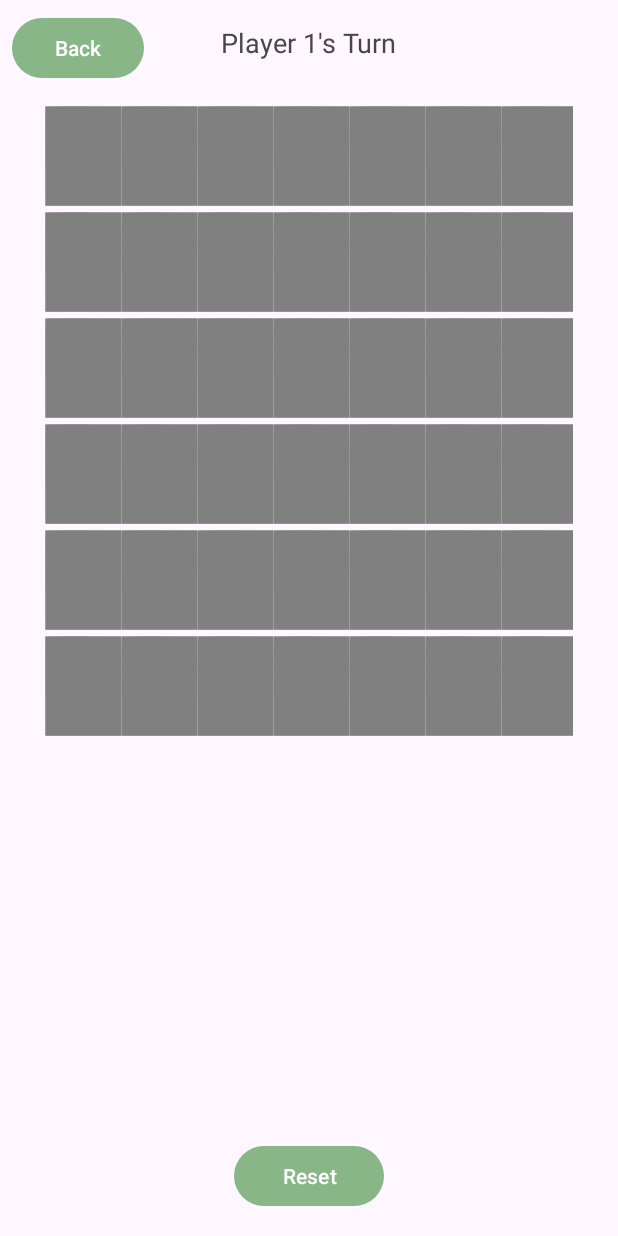
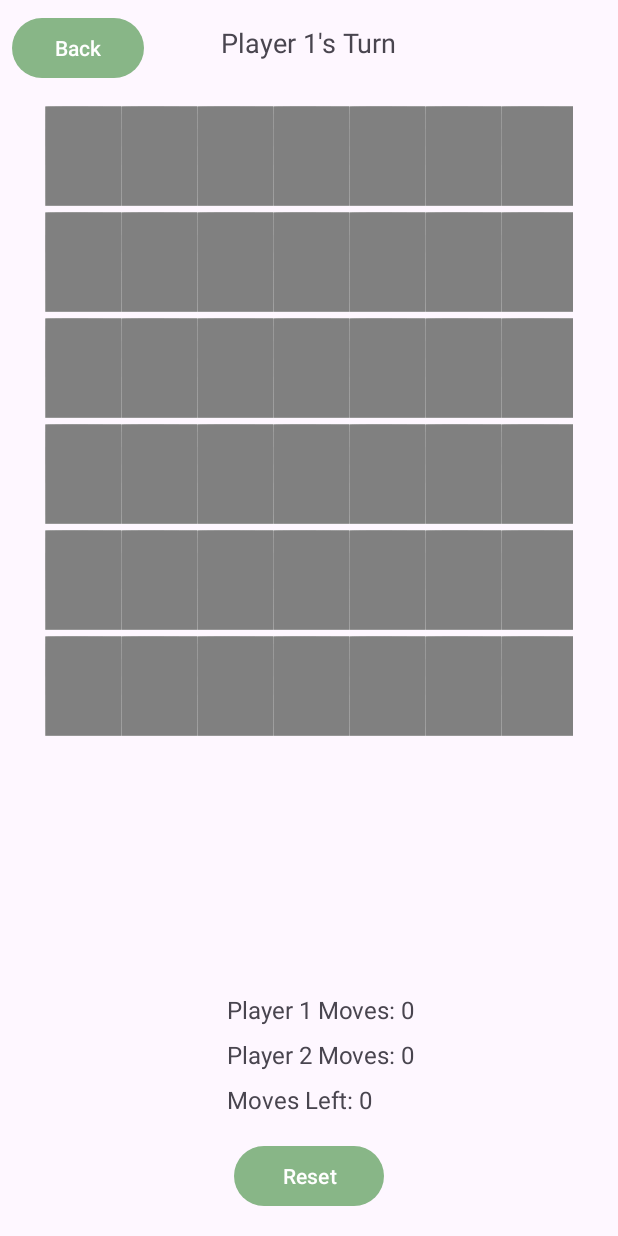
Before and after one commit to patrick-jong/ConnectFourApp_MAD-Assignment1, an Android app: the GameFragment screen opened through its navigation route, on a phone screen of 412 x 824 dp. Run offline under Robolectric (Android 15) with nearby library versions, the light colour scheme and no system bars.

Commit message:
2 player  mode works, saves state on rotates and between fragments.

```diff
--- a/app/src/main/java/com/example/mad_assignment1/profile/UserProfile.java
+++ b/app/src/main/java/com/example/mad_assignment1/profile/UserProfile.java
@@ -6,20 +6,20 @@ import java.util.List;
 
 public class UserProfile {
 
-    private String name;
+    private String username;
     private int selectedAvatar;
 
     // Constructor
     public UserProfile(String inName) {
-        name = inName;
+        username = inName;
     }
 
     public void setName(String name) {
-        this.name = name;
+        this.username = name;
     }
 
     public String getName() {
-        return name;
+        return username;
     }
 
     public List<Integer> getAvailableAvatars() {
--- a/app/src/main/java/com/example/mad_assignment1/ui/GameFragment.java
+++ b/app/src/main/java/com/example/mad_assignment1/ui/GameFragment.java
@@ -10,33 +10,37 @@ import android.widget.Button;
 import android.widget.ImageView;
 import android.widget.TextView;
 import android.widget.Toast;
+
 import androidx.annotation.NonNull;
 import androidx.annotation.Nullable;
 import androidx.fragment.app.Fragment;
+import androidx.lifecycle.ViewModelProvider;
 import androidx.navigation.NavController;
 import androidx.navigation.fragment.NavHostFragment;
+
 import com.example.mad_assignment1.R;
+import com.example.mad_assignment1.profile.UserProfile;
+import com.example.mad_assignment1.viewmodel.GameViewModel;
 
 import java.util.Arrays;
 
 public class GameFragment extends Fragment {
-    // Connect4 Grid
     private GridView gameGrid;
     private ArrayAdapter<Integer> gridAdapter;
-
-    // Displays
     private TextView playerTurnIndicator;
     private Button btnBack;
     private Button btnReset;
 
-    // Game board state
     private int rows = 6;
-    private int columns = 7; // TODO - What if user changes from the settings menu?
+    private int columns = 7;
     private String[][] board;
-    private String currentPlayer;
+    private UserProfile player1;
+    private UserProfile player2;
+    private UserProfile currentPlayer;
 
-    // Game active state
     private boolean gameActive;
+
+    private GameViewModel gameViewModel;
 
     @Nullable
     @Override
@@ -47,10 +51,22 @@ public class GameFragment extends Fragment {
         btnBack = view.findViewById(R.id.btn_back);
         btnReset = view.findViewById(R.id.btn_reset);
 
-        startNewGame(); // Initialize game board (array) with rows and columns
-        initialiseGrid(); // Fill up the grid with icons, and start gameplay
+        gameViewModel = new ViewModelProvider(requireActivity()).get(GameViewModel.class);
 
-        // Back button
+        player1 = new UserProfile("Player 1");
+        player2 = new UserProfile("Player 2");
+
+        if (gameViewModel.getBoard().getValue() != null) {
+            board = gameViewModel.getBoard().getValue();
+            currentPlayer = gameViewModel.getCurrentPlayer().getValue();
+            gameActive = gameViewModel.getGameActive().getValue();
+            playerTurnIndicator.setText(gameViewModel.getPlayerTurnIndicator().getValue());
+        } else {
+            startNewGame();
+        }
+
+        initialiseGrid();
+
         btnBack.setOnClickListener(v -> {
             NavController navController = NavHostFragment.findNavController(this);
             navController.navigate(R.id.action_gameFragment_to_mainMenuFragment);
@@ -59,32 +75,31 @@ public class GameFragment extends Fragment {
         btnReset.setOnClickListener(v -> {
             startNewGame();
             updateUI();
-            Toast.makeText(getContext(), "Game has been reset!", Toast.LENGTH_SHORT).show(); // Notify the user
+            Toast.makeText(getContext(), "Game has been reset!", Toast.LENGTH_SHORT).show();
         });
 
         return view;
     }
 
-    // startNewGame() method - initializes board with respective sizes
     private void startNewGame() {
-        // Initialize the game board and set the current player
         board = new String[rows][columns];
         for (int i = 0; i < rows; i++) {
             for (int j = 0; j < columns; j++) {
-                board[i][j] = "";  // Empty cell
+                board[i][j] = "";
             }
         }
-        currentPlayer = "Player 1";  // Player 1 starts
-        gameActive = true;  // Set game to active state
+        gameViewModel.setBoard(board);
+        currentPlayer = player1;
+        gameViewModel.setCurrentPlayer(currentPlayer);
+        gameActive = true;
+        gameViewModel.setGameActive(gameActive);
+        gameViewModel.setPlayerTurnIndicator(currentPlayer.getName() + "'s Turn");
     }
 
-    // initialiseGrid() method - initializes grid with images, and implements gameplay
     private void initialiseGrid() {
-        // Initialize the grid with empty values represented by drawable resource IDs
         Integer[] initialGrid = new Integer[rows * columns];
-        Arrays.fill(initialGrid, R.drawable.empty_disc); // Fill with empty_disc icon
+        Arrays.fill(initialGrid, R.drawable.empty_disc);
 
-        // Set up the adapter for the GridView
         gridAdapter = new ArrayAdapter<Integer>(requireContext(), android.R.layout.simple_list_item_1, initialGrid) {
             @NonNull
             @Override
@@ -92,23 +107,22 @@ public class GameFragment extends Fragment {
                 ImageView imageView;
                 if (convertView == null) {
                     imageView = new ImageView(getContext());
-                    imageView.setLayoutParams(new ViewGroup.LayoutParams(100, 100));  // Adjust cell size as needed
+                    imageView.setLayoutParams(new ViewGroup.LayoutParams(100, 100));
                     imageView.setScaleType(ImageView.ScaleType.CENTER_CROP);
                 } else {
                     imageView = (ImageView) convertView;
                 }
 
-                // Determine the disc at this position (row, column) and set the appropriate image
                 int row = position / columns;
                 int col = position % columns;
                 String disc = board[row][col];
 
-                if (disc.equals("Player 1")) {
-                    imageView.setImageResource(R.drawable.red_disc);  // Set Player 1's disc
-                } else if (disc.equals("Player 2")) {
-                    imageView.setImageResource(R.drawable.yellow_disc);  // Set Player 2's disc
+                if (disc.equals(player1.getName())) {
+                    imageView.setImageResource(R.drawable.red_disc);
+                } else if (disc.equals(player2.getName())) {
+                    imageView.setImageResource(R.drawable.yellow_disc);
                 } else {
-                    imageView.setImageResource(R.drawable.empty_disc);  // Set empty spot
+                    imageView.setImageResource(R.drawable.empty_disc);
                 }
 
                 return imageView;
@@ -117,17 +131,15 @@ public class GameFragment extends Fragment {
 
         gameGrid.setAdapter(gridAdapter);
 
-        // Set a click listener to handle player moves
         gameGrid.setOnItemClickListener((parent, view, position, id) -> {
-            if (!gameActive) { // Check if the game is still active
+            if (!gameActive) {
                 Toast.makeText(getContext(), "Game over! Start a new game.", Toast.LENGTH_SHORT).show();
                 return;
             }
 
-            int column = position % columns; // Calculate column from grid position
-            // Attempt to make a move in the selected column
+            int column = position % columns;
             if (makeMove(column)) {
-                updateUI(); // Update UI after a successful move
+                updateUI();
             } else {
                 Toast.makeText(getContext(), "Invalid move. Try a different column.", Toast.LENGTH_SHORT).show();
             }
@@ -137,63 +149,70 @@ public class GameFragment extends Fragment {
     }
 
     private boolean makeMove(int column) {
-        // Validate move and place the disc in the lowest available row in the specified column
-        if (column < 0 || column >= columns) {
-            return false;  // Invalid column
+        if (column < 0 || column >= columns || !gameActive) {
+            return false;
         }
 
         for (int row = rows - 1; row >= 0; row--) {
             if (board[row][column].isEmpty()) {
-                board[row][column] = currentPlayer;  // Place the current player's disc
+                board[row][column] = currentPlayer.getName();
+
                 if (checkWin(row, column)) {
-                    Toast.makeText(getContext(), currentPlayer + " wins!", Toast.LENGTH_LONG).show();
-                    gameActive = false;  // Set game to inactive state
-                    playerTurnIndicator.setText(currentPlayer + " wins!");
+                    Toast.makeText(getContext(), currentPlayer.getName() + " wins !!", Toast.LENGTH_LONG).show();
+                    gameActive = false;
+                    gameViewModel.setGameActive(false);
+                    gameViewModel.setPlayerTurnIndicator(currentPlayer.getName() + " wins!");
+                } else if (isBoardFull()) {
+                    Toast.makeText(getContext(), "It's a draw!", Toast.LENGTH_LONG).show();
+                    gameActive = false;
+                    gameViewModel.setGameActive(false);
+                    gameViewModel.setPlayerTurnIndicator("It's a draw!");
                 } else {
-                    switchPlayer();  // Switch to the next player
+                    switchPlayer();
                 }
+
+                gameViewModel.setBoard(board);
                 return true;
             }
         }
 
-        return false;  // Column is full
+        return false;
+    }
+
+    private boolean isBoardFull() {
+        for (int i = 0; i < columns; i++) {
+            if (board[0][i].isEmpty()) {
+                return false;
+            }
+        }
+        return true;
     }
 
     private void switchPlayer() {
-        if (currentPlayer.equals("Player 1")) {
-            currentPlayer = "Player 2";
-        } else {
-            currentPlayer = "Player 1";
-        }
+        currentPlayer = currentPlayer.equals(player1) ? player2 : player1;
+        gameViewModel.setCurrentPlayer(currentPlayer);
     }
 
     private boolean checkWin(int row, int column) {
-        // Check all directions: horizontal, vertical, and two diagonals
-        return (checkDirection(row, column, 0, 1) ||  // Horizontal
-                checkDirection(row, column, 1, 0) ||  // Vertical
-                checkDirection(row, column, 1, 1) ||  // Diagonal /
-                checkDirection(row, column, 1, -1));  // Diagonal \
+        return (checkDirection(row, column, 0, 1) ||
+                checkDirection(row, column, 1, 0) ||
+                checkDirection(row, column, 1, 1) ||
+                checkDirection(row, column, 1, -1));
     }
 
     private boolean checkDirection(int row, int column, int rowDelta, int colDelta) {
-        int count = 1;  // Include the last placed disc
-
-        // Check in the positive direction (e.g., right, down, diagonal down-right)
+        int count = 1;
         count += countConsecutive(row, column, rowDelta, colDelta);
-        // Check in the negative direction (e.g., left, up, diagonal up-left)
         count += countConsecutive(row, column, -rowDelta, -colDelta);
-
-        return count >= 4;  // Winning condition: 4 or more in a row
+        return count >= 4;
     }
 
     private int countConsecutive(int startRow, int startCol, int rowDelta, int colDelta) {
         int count = 0;
-        String playerDisc = currentPlayer;
-
+        String playerDisc = currentPlayer.getName();
         int row = startRow + rowDelta;
         int col = startCol + colDelta;
 
-        // Continue counting as long as the discs match the current player
         while (row >= 0 && row < rows && col >= 0 && col < columns && board[row][col].equals(playerDisc)) {
             count++;
             row += rowDelta;
@@ -205,9 +224,10 @@ public class GameFragment extends Fragment {
 
     private void updateUI() {
         if (gameActive) {
-            playerTurnIndicator.setText(currentPlayer + "'s Turn"); // Update the player turn indicator
+            playerTurnIndicator.setText(currentPlayer.getName() + "'s Turn");
+        } else {
+            playerTurnIndicator.setText(gameViewModel.getPlayerTurnIndicator().getValue());
         }
         gridAdapter.notifyDataSetChanged();
     }
-
 }
--- /dev/null
+++ b/app/src/main/java/com/example/mad_assignment1/viewmodel/GameViewModel.java
@@ -0,0 +1,45 @@
+package com.example.mad_assignment1.viewmodel;
+
+import androidx.lifecycle.LiveData;
+import androidx.lifecycle.MutableLiveData;
+import androidx.lifecycle.ViewModel;
+import com.example.mad_assignment1.profile.UserProfile;
+
+public class GameViewModel extends ViewModel {
+    private final MutableLiveData<String[][]> board = new MutableLiveData<>();
+    private final MutableLiveData<UserProfile> currentPlayer = new MutableLiveData<>();
+    private final MutableLiveData<Boolean> gameActive = new MutableLiveData<>();
+    private final MutableLiveData<String> playerTurnIndicator = new MutableLiveData<>();
+
+    public LiveData<String[][]> getBoard() {
+        return board;
+    }
+
+    public void setBoard(String[][] board) {
+        this.board.setValue(board);
+    }
+
+    public LiveData<UserProfile> getCurrentPlayer() {
+        return currentPlayer;
+    }
+
+    public void setCurrentPlayer(UserProfile player) {
+        this.currentPlayer.setValue(player);
+    }
+
+    public LiveData<Boolean> getGameActive() {
+        return gameActive;
+    }
+
+    public void setGameActive(boolean active) {
+        this.gameActive.setValue(active);
+    }
+
+    public LiveData<String> getPlayerTurnIndicator() {
+        return playerTurnIndicator;
+    }
+
+    public void setPlayerTurnIndicator(String indicator) {
+        this.playerTurnIndicator.setValue(indicator);
+    }
+}
--- a/app/src/main/res/layout/fragment_game.xml
+++ b/app/src/main/res/layout/fragment_game.xml
@@ -36,7 +36,7 @@
         android:numColumns="7"
         android:horizontalSpacing="4dp"
         android:verticalSpacing="4dp"
-        app:layout_constraintBottom_toTopOf="@+id/game_controls"
+        app:layout_constraintBottom_toTopOf="@+id/game_info"
         app:layout_constraintEnd_toEndOf="parent"
         app:layout_constraintStart_toStartOf="parent"
         app:layout_constraintTop_toBottomOf="@+id/player_turn_indicator"
@@ -67,4 +67,42 @@
 
     </LinearLayout>
 
+    <!-- New TextViews for displaying number of moves and moves left -->
+    <LinearLayout
+        android:id="@+id/game_info"
+        android:layout_width="wrap_content"
+        android:layout_height="wrap_content"
+        android:orientation="vertical"
+        app:layout_constraintBottom_toTopOf="@+id/game_controls"
+        app:layout_constraintStart_toStartOf="parent"
+        app:layout_constraintEnd_toEndOf="parent"
+        android:layout_marginBottom="16dp">
+
+        <TextView
+            android:id="@+id/player1_moves"
+            android:layout_width="wrap_content"
+            android:layout_height="wrap_content"
+            android:text="Player 1 Moves: 0"
+            android:textSize="16sp"
+            android:layout_marginBottom="8dp"
+            android:layout_marginStart="16dp"/>
+
+        <TextView
+            android:id="@+id/player2_moves"
+            android:layout_width="wrap_content"
+            android:layout_height="wrap_content"
+            android:text="Player 2 Moves: 0"
+            android:textSize="16sp"
+            android:layout_marginBottom="8dp"
+            android:layout_marginStart="16dp"/>
+
+        <TextView
+            android:id="@+id/moves_left"
+            android:layout_width="wrap_content"
+            android:layout_height="wrap_content"
+            android:text="Moves Left: 0"
+            android:textSize="16sp"
+            android:layout_marginStart="16dp"/>
+    </LinearLayout>
+
 </androidx.constraintlayout.widget.ConstraintLayout>
--- a/app/src/main/res/layout/fragment_main_menu.xml
+++ b/app/src/main/res/layout/fragment_main_menu.xml
@@ -41,7 +41,7 @@
             android:id="@+id/username"
             android:layout_width="wrap_content"
             android:layout_height="wrap_content"
-            android:text="User123"
+            android:text="Guest"
             android:textSize="18dp" />
 
     </LinearLayout>
```
Also changed, not shown: app/src/main/java/com/example/mad_assignment1/livemodel/GameViewModel.java (deleted, +0 -59 lines), app/src/main/java/com/example/mad_assignment1/livemodel/UserProfileViewModel.java (deleted, +0 -27 lines).
